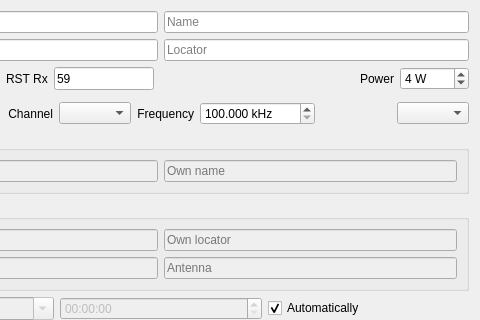
gitandy/DragonLog, file DragonLog_QSOForm.ui: the form before one commit; both pictures show x 158 to 638 and y 0 to 320 of the 638 by 453 pixel window.
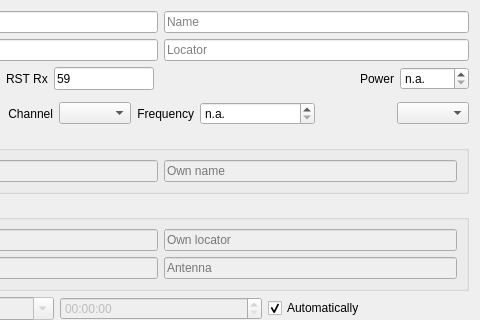
The form after the commit.

Commit message: Frequency (channel) and power are not required

The edit to the form file:
```diff
--- a/DragonLog_QSOForm.ui
+++ b/DragonLog_QSOForm.ui
@@ -151,6 +151,9 @@
            <property name="enabled">
             <bool>true</bool>
            </property>
+           <property name="specialValueText">
+            <string>n.a.</string>
+           </property>
            <property name="suffix">
             <string> W</string>
            </property>
@@ -160,9 +163,6 @@
            <property name="maximum">
             <number>1000</number>
            </property>
-           <property name="value">
-            <number>4</number>
-           </property>
           </widget>
          </item>
         </layout>
@@ -222,6 +222,12 @@
        </item>
        <item>
         <widget class="QDoubleSpinBox" name="freqDoubleSpinBox">
+         <property name="specialValueText">
+          <string>n.a.</string>
+         </property>
+         <property name="accelerated">
+          <bool>true</bool>
+         </property>
          <property name="suffix">
           <string> kHz</string>
          </property>
```
The commit also changes 2 other files.
